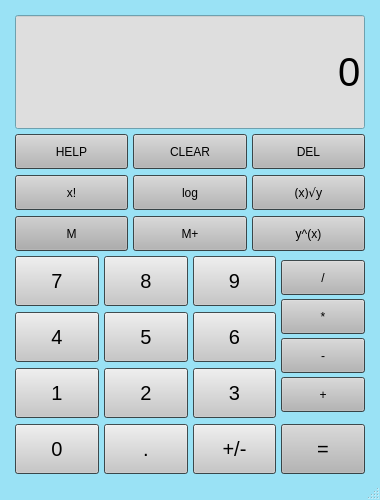
First picture: the form in src/gui/mainwindow.ui, repository hungdojan/IVS_Kalkulacka, before the edit.
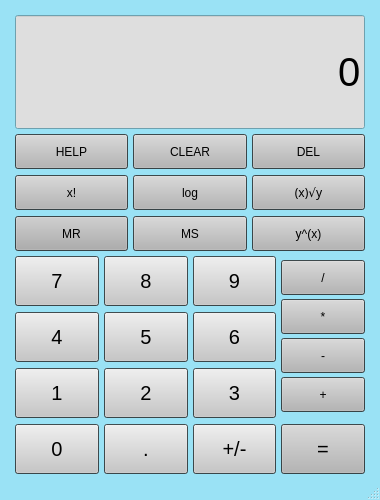
Second picture: the form after the edit.

Commit message: Completing final version of UI, including helpwindow

```diff
--- a/src/gui/mainwindow.ui
+++ b/src/gui/mainwindow.ui
@@ -10,6 +10,24 @@
     <height>500</height>
    </rect>
   </property>
+  <property name="sizePolicy">
+   <sizepolicy hsizetype="Fixed" vsizetype="Fixed">
+    <horstretch>0</horstretch>
+    <verstretch>0</verstretch>
+   </sizepolicy>
+  </property>
+  <property name="minimumSize">
+   <size>
+    <width>380</width>
+    <height>500</height>
+   </size>
+  </property>
+  <property name="maximumSize">
+   <size>
+    <width>380</width>
+    <height>500</height>
+   </size>
+  </property>
   <property name="palette">
    <palette>
     <active>
@@ -455,7 +473,7 @@
           </size>
          </property>
          <property name="text">
-          <string>M+</string>
+          <string>MS</string>
          </property>
          <property name="default">
           <bool>true</bool>
@@ -546,7 +564,7 @@
           </palette>
          </property>
          <property name="text">
-          <string>M</string>
+          <string>MR</string>
          </property>
          <property name="default">
           <bool>true</bool>
```
Left out of the diff: 89 changed lines with no effect on the pictures. The commit also changes 1 other file.
